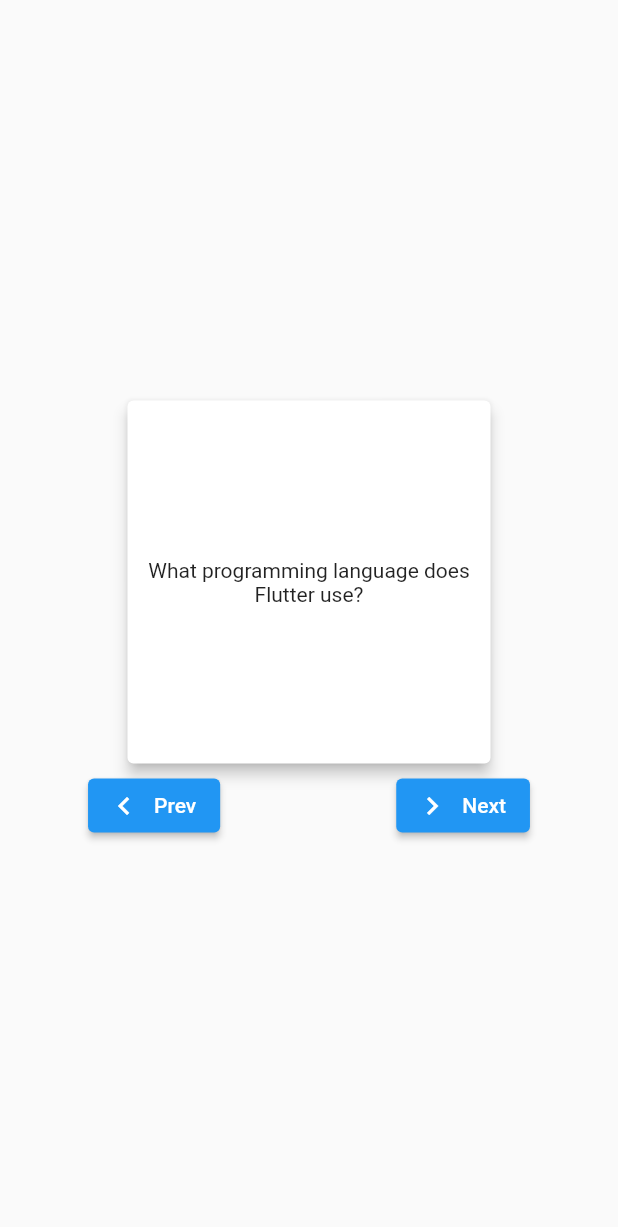
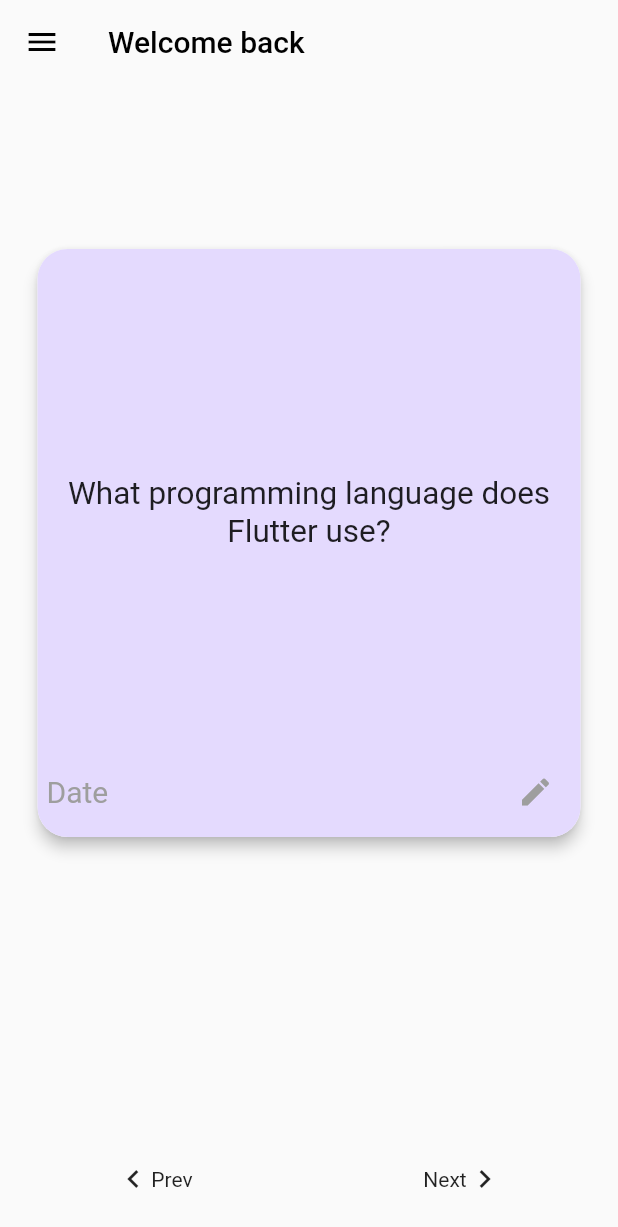
Before and after one commit to shrastaniraula/flip-facts, a Flutter app: the screen it shows after launch, on a phone screen of 412 x 824 dp. Shown: the top 1227 px of the screen. Run offline on Flutter 3.47's test engine with Material 2 defaults, Android fonts, the phone set to English and light mode, and no system bars; drawn by our look-alikes of flip_card.

Commit message:
flashcards done

```diff
--- a/lib/cards.dart
+++ b/lib/cards.dart
@@ -25,32 +25,96 @@
   Widget build(BuildContext context) {
     return MaterialApp(
       home: Scaffold(
+        // appBar: Title(color: Colors.transparent, child: Row()),
+        appBar: AppBar(
+          backgroundColor: Colors.transparent,
+          elevation: 0,
+          iconTheme: IconThemeData(color: Colors.black),
+          title: Text(
+            "Welcome back",
+            style: TextStyle(color: Color.fromARGB(255, 0, 0, 0)),
+          ),
+          // actions: [
+          //   IconButton(
+          //       onPressed: () {
+          //         Navigator.pushReplacementNamed(context, '/');
+          //         print("Icon Pressed");
+          //       },
+          //       icon: const Icon(Icons.logout))
+          // ],
+        ),
+        drawer: Drawer(
+          child: ListView(children: [
+            ListTile(
+              leading: const Icon(Icons.person),
+              title: const Text('Profile'),
+              onTap: () {
+                // Navigator.pop(context);
+              },
+            ),
+            ListTile(
+              leading: const Icon(Icons.library_books),
+              title: const Text('List Of Cards'),
+              onTap: () {
+                // Navigator.pop(context);
+              },
+            ),
+            ListTile(
+              leading: const Icon(Icons.library_add),
+              title: const Text('Add Cards'),
+              onTap: () {
+                // Navigator.pop(context);
+              },
+            ),
+            ListTile(
+              leading: const Icon(Icons.logout),
+              title: const Text('LogOut'),
+              onTap: () {
+                // Navigator.pop(context);
+              },
+            ),
+          ]),
+        ),
         body: Center(
           child: Column(
-            mainAxisAlignment: MainAxisAlignment.center,
+            mainAxisAlignment: MainAxisAlignment.spaceBetween,
             children: [
               SizedBox(
-                  width: 250,
-                  height: 250,
+                height: 100,
+              ),
+              Container(
+                height: 400,
+                width: 370,
                 child: FlipCard(
                     front: FlashcardView(
                       text: _flashcards[_currentIndex].question,
                     ),
                     back: FlashcardView(
                       text: _flashcards[_currentIndex].answer,
-                      ))),
+                    )),
+              ),
+              SizedBox(
+                height: 200,
+              ),
               Row(
                 mainAxisAlignment: MainAxisAlignment.spaceAround,
                 children: [
-                  ElevatedButton.icon(
-                      onPressed: showPreviousCard,
-                      icon: Icon(Icons.chevron_left),
-                      label: Text('Prev')),
-                  ElevatedButton.icon(
-                      onPressed: showNextCard,
-                      icon: Icon(Icons.chevron_right),
-                      label: Text('Next')),
+                  GestureDetector(
+                    onTap: showPreviousCard,
+                    child: Row(
+                      children: [Icon(Icons.chevron_left), Text('Prev')],
+                    ),
+                  ),
+                  GestureDetector(
+                    onTap: showNextCard,
+                    child: Row(
+                      children: [Text('Next'), Icon(Icons.chevron_right)],
+                    ),
+                  )
                 ],
+              ),
+              SizedBox(
+                height: 20,
               )
             ],
           ),
--- a/lib/flashcard_view.dart
+++ b/lib/flashcard_view.dart
@@ -8,11 +8,49 @@
   @override
   Widget build(BuildContext context) {
     return Card(
+      shape: RoundedRectangleBorder(
+        borderRadius: BorderRadius.circular(20.0),
+      ),
       elevation: 4,
-      child: Center(
-        child: Text(
-          text!,
-          textAlign: TextAlign.center,
+      child: Container(
+        decoration: BoxDecoration(
+            borderRadius: BorderRadius.all(Radius.circular(20)),
+            color: Color.fromARGB(255, 228, 218, 254)),
+        child: Column(
+          mainAxisAlignment: MainAxisAlignment.spaceBetween,
+          children: [
+            SizedBox(
+              height: 20,
+            ),
+            Padding(
+              padding: const EdgeInsets.all(2.0),
+              child: SingleChildScrollView(
+                child: Text(
+                  text!,
+                  style: TextStyle(fontSize: 21),
+                  textAlign: TextAlign.center,
+                ),
+              ),
+            ),
+            Padding(
+              padding: const EdgeInsets.all(6.0),
+              child: Row(
+                mainAxisAlignment: MainAxisAlignment.spaceBetween,
+                children: [
+                  Text(
+                    "Date",
+                    style: TextStyle(fontSize: 20, color: Colors.grey),
+                  ),
+                  IconButton(
+                      onPressed: () {},
+                      icon: Icon(
+                        Icons.edit,
+                        color: Colors.grey,
+                      )),
+                ],
+              ),
+            ),
+          ],
         ),
       ),
     );
--- a/lib/login.dart
+++ b/lib/login.dart
@@ -32,7 +32,7 @@
                 ),
             Container(
               margin: EdgeInsetsDirectional.only(top: 300),
-              // margin: EdgeI/nsets.only(top: 400),
+              // margin: EdgeInsets.only(top: 400),
               height: 500,
               decoration: BoxDecoration(
                   borderRadius: BorderRadius.only(
--- a/lib/main.dart
+++ b/lib/main.dart
@@ -17,7 +17,7 @@
     return MaterialApp(
       title: 'Flutter Demo',
       theme: ThemeData(
-        primarySwatch: Colors.blue,
+        // primarySwatch: Colors.blue,
       ),
       home: Cards(),
     );
```
Also changed, not shown: lib/category.dart (+64 -0 lines). Lines whose indentation alone changed are shown as unchanged.
